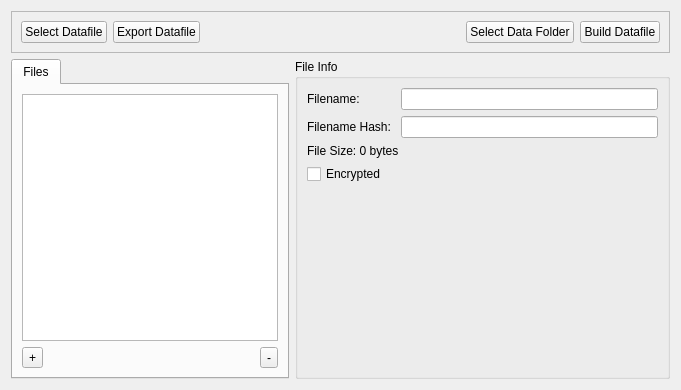
RSDKModding/RetroED, file RetroEDv2/tools/rsdkunpacker.ui: the form before one commit.
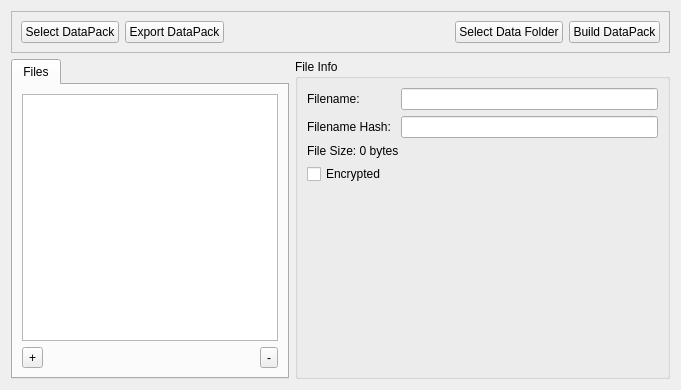
The form after the commit. Icons and pictures are not drawn.

Commit message: tooltip that unpacker

What changed in the file:
```diff
--- a/RetroEDv2/tools/rsdkunpacker.ui
+++ b/RetroEDv2/tools/rsdkunpacker.ui
@@ -165,21 +165,21 @@
       <item row="0" column="1">
        <widget class="QPushButton" name="exportDatafile">
         <property name="text">
-         <string>Export Datafile</string>
+         <string>Export DataPack</string>
         </property>
        </widget>
       </item>
       <item row="0" column="4">
        <widget class="QPushButton" name="buildDatafile">
         <property name="text">
-         <string>Build Datafile</string>
+         <string>Build DataPack</string>
         </property>
        </widget>
       </item>
       <item row="0" column="0">
        <widget class="QPushButton" name="selectDatafile">
         <property name="text">
-         <string>Select Datafile</string>
+         <string>Select DataPack</string>
         </property>
        </widget>
       </item>
```
Left out of the diff: 38 changed lines with no effect on the pictures.
